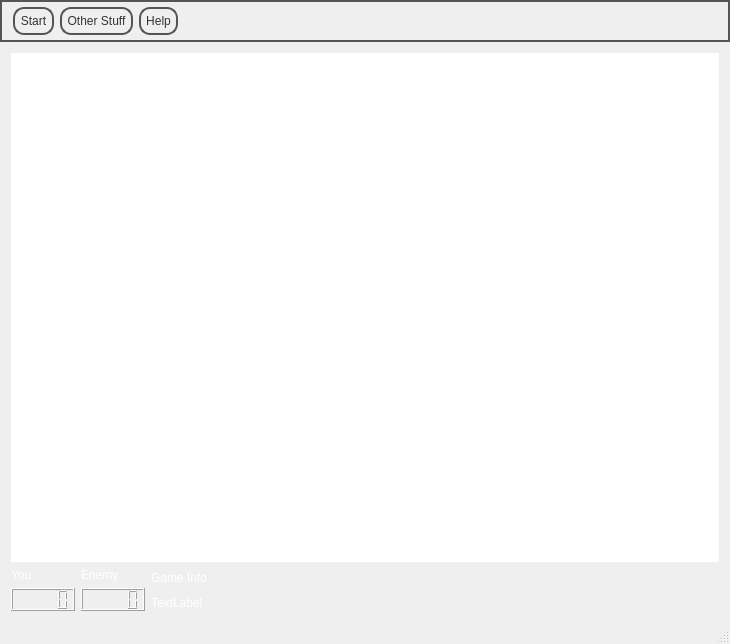
The window that epikon/src/client/epikonmainwindow.ui (rockdreamer/epikon) describes before a commit, drawn with Qt 5.
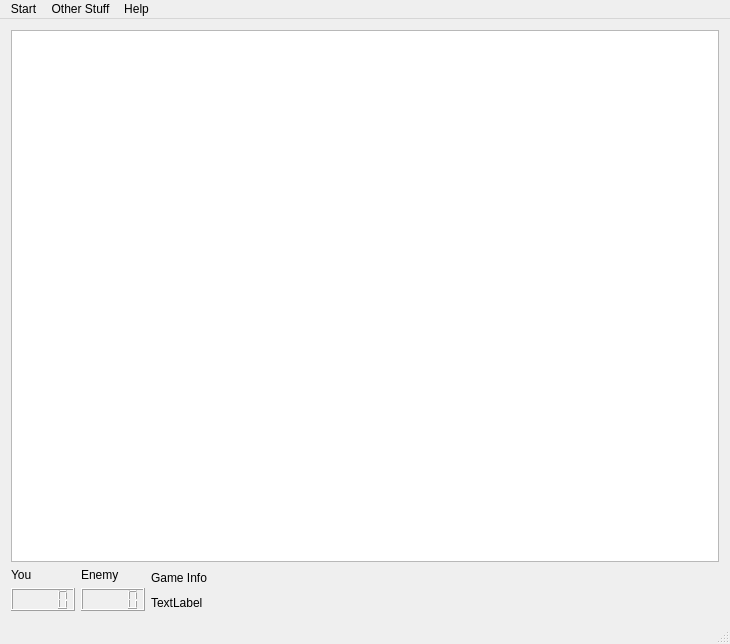
The same window after the commit.

Diff of the .ui file:
```diff
--- a/epikon/src/client/epikonmainwindow.ui
+++ b/epikon/src/client/epikonmainwindow.ui
@@ -14,76 +14,7 @@
    <string>EpikonMainWindow</string>
   </property>
   <property name="styleSheet">
-   <string notr="true">#EpikonMainWindow { 
-border: none;
-background: qlineargradient(x1: 0, y1: 0, x2: 0, y2: 1,
-stop: 0 #a6a6a6, stop: 0.08 #7f7f7f,
-stop: 0.39999 #717171, stop: 0.4 #626262,
-stop: 0.9 #4c4c4c, stop: 1 #333333);
-}
-
-#EpikonMainWindow QGraphicsView { 
-border: none;
-}
- 
-#EpikonMainWindow QLabel {
-color:white;
-}
-#QMessageBox::aboutQt QLabel{
-color: black;
-}
-#EpikonMainWindow QPushButton {
-color: #333;
-border: 2px solid #555;
-border-radius: 11px;
-padding: 5px;
-background: qradialgradient(cx: 0.3, cy: -0.4,
-fx: 0.3, fy: -0.4,
-radius: 1.35, stop: 0 #fff, stop: 1 #888);
-min-width: 10px;
-}
-#EpikonMainWindow QPushButton:hover {
-background: qradialgradient(cx: 0.3, cy: -0.4,
-fx: 0.3, fy: -0.4,
-radius: 1.35, stop: 0 #fff, stop: 1 #bbb);
-}
-#EpikonMainWindow QPushButton:pressed {
-background: qradialgradient(cx: 0.4, cy: -0.1,
-fx: 0.4, fy: -0.1,
-radius: 1.35, stop: 0 #fff, stop: 1 #ddd);
-}
-
-#EpikonMainWindow QMenuBar {
-color: white;
-border: 2px solid #555;
-padding: 5px;
-background: qlineargradient(x1: 0, y1: 0, x2: 0, y2: 1,
-stop: 0 #a6a6a6, stop: 0.08 #7f7f7f,
-stop: 0.39999 #717171, stop: 0.4 #626262,
-stop: 0.9 #4c4c4c, stop: 1 #333333);
-}
-
-#EpikonMainWindow QMenu {
-color: white;
-border: 2px solid #555;
-padding: 5px;
-background: qlineargradient(x1: 0, y1: 0, x2: 0, y2: 1,
-stop: 0 #a6a6a6, stop: 0.08 #7f7f7f,
-stop: 0.39999 #717171, stop: 0.4 #626262,
-stop: 0.9 #4c4c4c, stop: 1 #333333);
-}
-
-#EpikonMainWindow QMenuBar::item {
-color: #333;
-border: 2px solid #555;
-border-radius: 11px;
-padding: 5px;
-background: qradialgradient(cx: 0.3, cy: -0.4,
-fx: 0.3, fy: -0.4,
-radius: 1.35, stop: 0 #fff, stop: 1 #888);
-min-width: 10px;
-}
-</string>
+   <string notr="true"/>
   </property>
   <widget class="QWidget" name="centralWidget">
    <layout class="QVBoxLayout" name="verticalLayout">
@@ -161,7 +92,7 @@
      <x>0</x>
      <y>0</y>
      <width>730</width>
-     <height>44</height>
+     <height>21</height>
     </rect>
    </property>
    <widget class="QMenu" name="menuStart">
```
